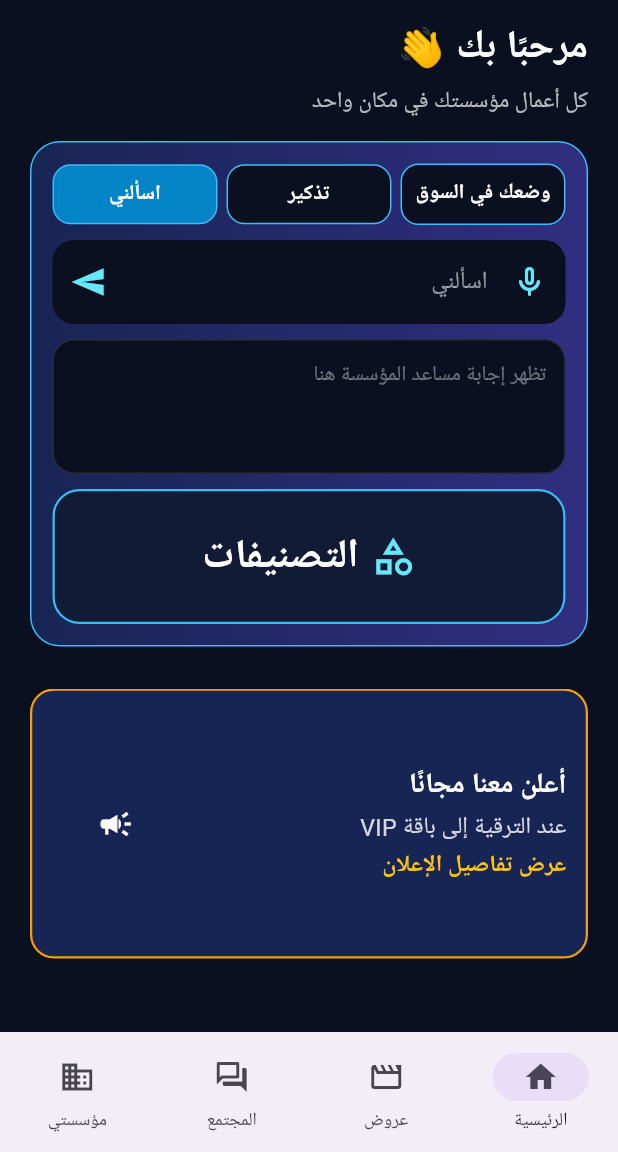
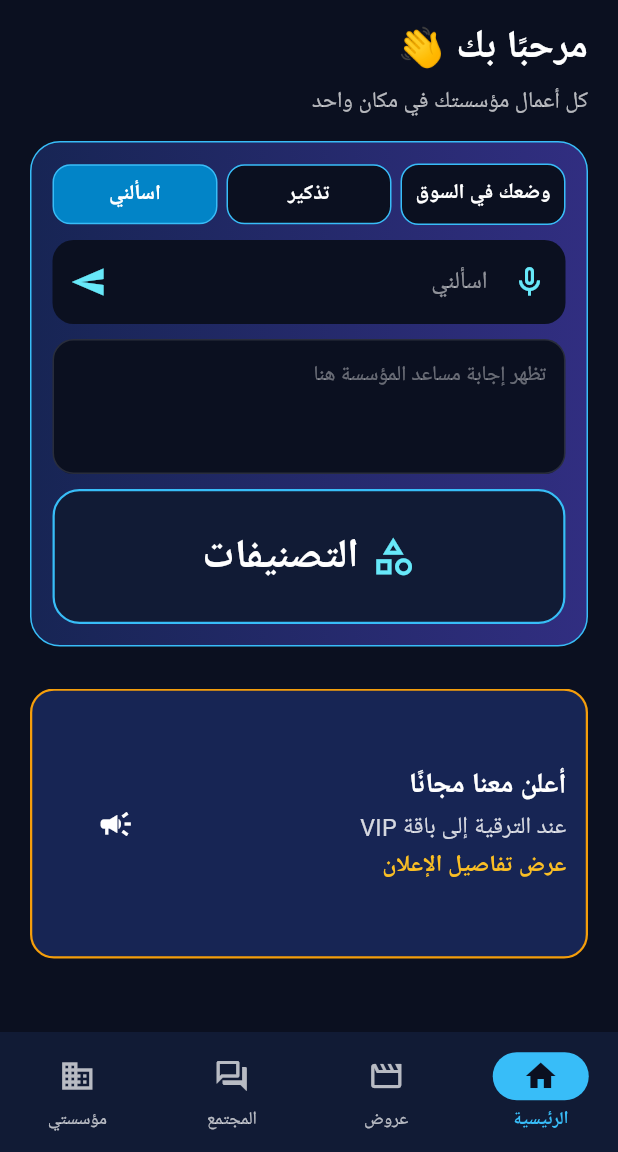
Before and after one commit to heedr2026-glitch/Flutter-app, a Flutter app: the KhdoomHomeShell screen opened directly, on a phone screen of 412 x 824 dp, the part 84-1236 px from its top. Run offline on Flutter 3.47's test engine with Material 3 defaults, Android fonts, the phone set to English and light mode, and no system bars; our stand-ins replace flutter_local_notifications, flutter_map, flutter_secure_storage, flutter_tts, geolocator, image_picker and 7 more; missing offline and left inert: mobile_scanner, record; accounts and stored records are empty; network calls fail.

Commit message:
الشريط السفلي بألوان الرئيسية، ومعاينة الفيديو تبدأ واقفة وتوقف أثناء الكتابة
Co-Authored-By: Claude Opus 5.5 <noreply@anthropic.com>
Claude-Session: https://claude.ai/code/session_01XVjj8WNdbdfW6wscbDvkTQ

```diff
--- a/lib/home_shell.dart
+++ b/lib/home_shell.dart
@@ -47,7 +47,32 @@ class _KhdoomHomeShellState extends State<KhdoomHomeShell> {
         ),
         bottomNavigationBar: Directionality(
           textDirection: TextDirection.rtl,
-          child: NavigationBar(
+          child: NavigationBarTheme(
+            // نفس ألوان الصفحة الرئيسية الداكنة.
+            data: NavigationBarThemeData(
+              backgroundColor: const Color(0xFF111B35),
+              surfaceTintColor: Colors.transparent,
+              indicatorColor: const Color(0xFF38BDF8),
+              iconTheme: WidgetStateProperty.resolveWith(
+                (states) => IconThemeData(
+                  color: states.contains(WidgetState.selected)
+                      ? const Color(0xFF0B1020)
+                      : Colors.white70,
+                ),
+              ),
+              labelTextStyle: WidgetStateProperty.resolveWith(
+                (states) => TextStyle(
+                  fontSize: 12,
+                  color: states.contains(WidgetState.selected)
+                      ? const Color(0xFF38BDF8)
+                      : Colors.white70,
+                  fontWeight: states.contains(WidgetState.selected)
+                      ? FontWeight.bold
+                      : FontWeight.normal,
+                ),
+              ),
+            ),
+            child: NavigationBar(
             selectedIndex: _tab,
             onDestinationSelected: (i) => setState(() {
               _tab = i;
@@ -76,6 +101,7 @@ class _KhdoomHomeShellState extends State<KhdoomHomeShell> {
               ),
             ],
           ),
+          ),
         ),
       ),
     );
```
Also changed, not shown: lib/video_ads/create_video_ad_page.dart (+32 -3 lines).
